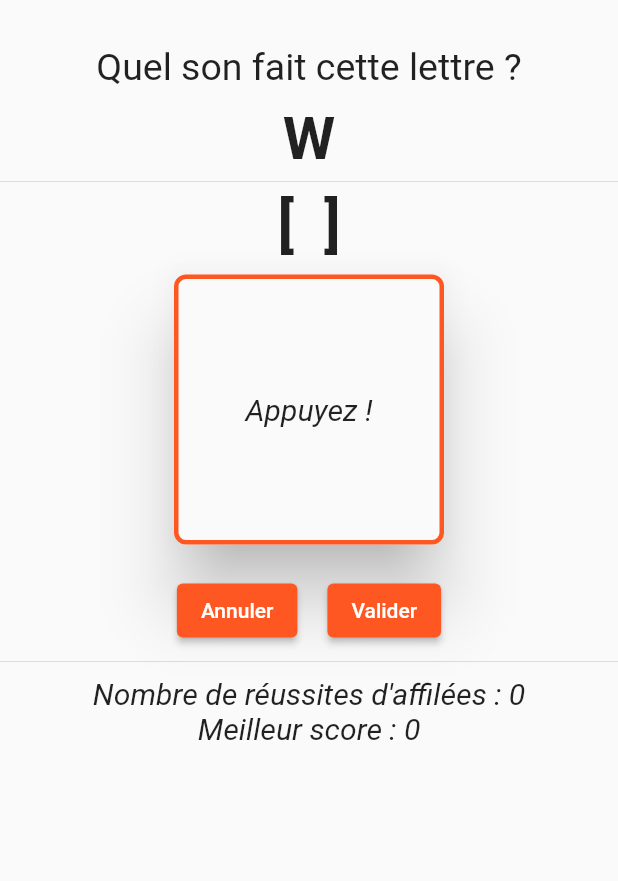
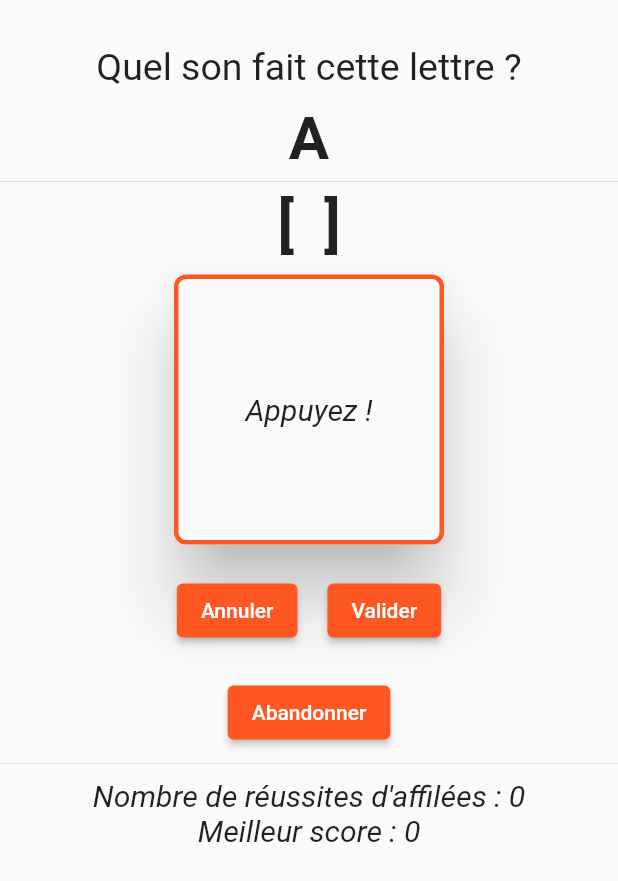
Before and after one commit to Jehxon/MorseTrainer, a Flutter app: the GuessSoundPage screen opened directly, after a tap on "Valider", on a phone screen of 412 x 824 dp. Shown: the top 881 px of the screen. Run offline on Flutter 3.47's test engine with Material 2 defaults, Android fonts, the phone set to English and light mode, and no system bars; our stand-ins replace audioplayers, flutter_colorpicker, ionicons, shared_preferences; accounts and stored records are empty.

Commit message:
Quality of life improvements

```diff
--- a/lib/global.dart
+++ b/lib/global.dart
@@ -10,12 +10,20 @@ List<Function(Color)> colorChangeCallbacks = [];
 
 Map<String, int> preferences = {
   "appColor": Colors.deepOrange.value,
+
   "guessLetterNumberOfChoice": 8,
-  "guessWordNumberOfWords": 20,
+  "guessLetterCurrentScore": 0,
   "guessLetterHighScore": 0,
   "guessLetterShowSound": 1,
+
   "guessSoundHighScore": 0,
+  "guessSoundCurrentScore": 0,
+  "guessSoundCurrentSound": 0,
+
+  "guessWordNumberOfWords": 20,
   "guessWordHighScore": 0,
+  "guessWordCurrentScore": 0,
+  "guessWordCurrentWord": 0,
 };
 
 List<String> frenchDict = [];
--- a/lib/pages/guess_letter_page.dart
+++ b/lib/pages/guess_letter_page.dart
@@ -86,6 +86,7 @@ class _GuessLetterPageState extends State<GuessLetterPage> {
   @override
   void initState() {
     letterToFind = "";
+    streak = preferences["guessLetterCurrentScore"]!;
     drawNewLetterToGuess();
     super.initState();
   }
@@ -126,7 +127,6 @@ class _GuessLetterPageState extends State<GuessLetterPage> {
       });
       if (streak > preferences["guessLetterHighScore"]!) {
         preferences["guessLetterHighScore"] = streak;
-        savePreferences();
       }
       await audioPlayer.play("sounds/correct_guess.mp3");
       await Future.delayed(const Duration(seconds: 1));
@@ -138,6 +138,8 @@ class _GuessLetterPageState extends State<GuessLetterPage> {
       });
       await audioPlayer.play("sounds/wrong_guess.mp3");
     }
+    preferences["guessLetterCurrentScore"] = streak;
+    savePreferences();
   }
 
   @override
--- a/lib/pages/guess_sound_page.dart
+++ b/lib/pages/guess_sound_page.dart
@@ -20,7 +20,10 @@ class _GuessSoundPageState extends State<GuessSoundPage> {
 
   @override
   void initState() {
-    drawNewSoundToGuess();
+    letterToFind = alphabet[preferences["guessSoundCurrentSound"]!];
+    currentGuess = "";
+    correctGuess = false;
+    streak = preferences["guessSoundCurrentScore"]!;
     super.initState();
   }
 
@@ -37,33 +40,44 @@ class _GuessSoundPageState extends State<GuessSoundPage> {
   }
 
   String randomLetter() {
-    return alphabet[randomGenerator.nextInt(alphabet.length)];
+    int n = randomGenerator.nextInt(alphabet.length);
+    preferences["guessSoundCurrentSound"] = n;
+    return alphabet[n];
   }
 
   bool isRightSound(String sound) {
     return sound == morseAlphabet[letterToFind]!.sound;
   }
 
-  Future<void> onGuess() async {
-    if (isRightSound(currentGuess)) {
+  Future<void> onGoodGuess() async {
     setState(() {
       streak += 1;
       correctGuess = true;
     });
     if (streak > preferences["guessSoundHighScore"]!) {
       preferences["guessSoundHighScore"] = streak;
-        savePreferences();
     }
     await audioPlayer.play("sounds/correct_guess.mp3");
     await Future.delayed(const Duration(seconds: 1));
     drawNewSoundToGuess();
-    } else {
+  }
+
+  Future<void> onWrongGuess() async {
     setState(() {
       streak = 0;
       currentGuess = "";
     });
     await audioPlayer.play("sounds/wrong_guess.mp3");
   }
+
+  Future<void> onGuess() async {
+    if (isRightSound(currentGuess)) {
+      await onGoodGuess();
+    } else {
+      await onWrongGuess();
+    }
+    preferences["guessSoundCurrentScore"] = streak;
+    savePreferences();
   }
 
   @override
@@ -170,11 +184,31 @@ class _GuessSoundPageState extends State<GuessSoundPage> {
                     maximumSize: MaterialStatePropertyAll<Size>(Size(150, 200)),
                   ),
                   onPressed: () {
+                    if(!correctGuess){
                       onGuess();
+                    }
                   },
                   child: const Text("Valider"),
                 ),
               ],
+            ),
+            const SizedBox(height: 20),
+            ElevatedButton(
+              style: const ButtonStyle(
+                maximumSize: MaterialStatePropertyAll<Size>(Size(150, 200)),
+              ),
+              onPressed: () async {
+                if(!correctGuess){
+                  currentGuess = "";
+                  await onGuess();
+                  setState(() {
+                    currentGuess = morseAlphabet[letterToFind]!.sound;
+                  });
+                  await Future.delayed(const Duration(seconds: 1));
+                  drawNewSoundToGuess();
+                }
+              },
+              child: const Text("Abandonner"),
             ),
             const Divider(height: 20),
             Text(
```
Also changed, not shown: lib/pages/guess_word_page.dart (+15 -5 lines). Lines whose indentation alone changed are shown as unchanged.
